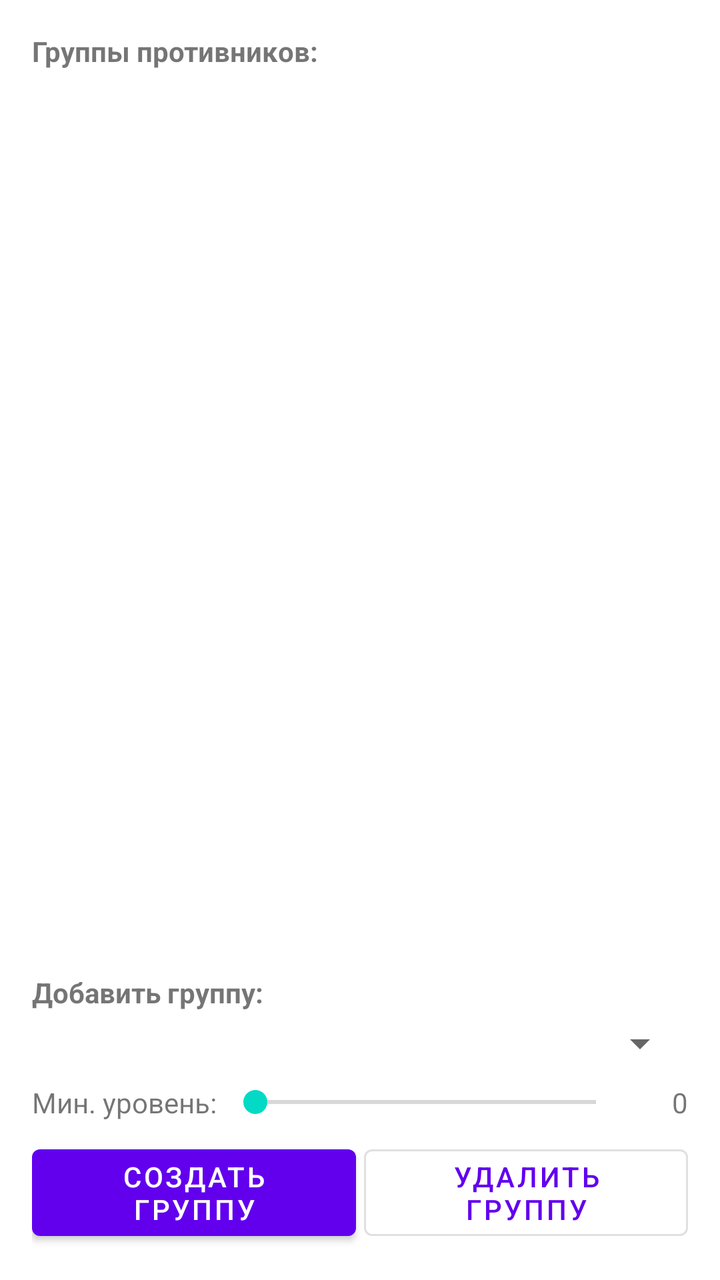
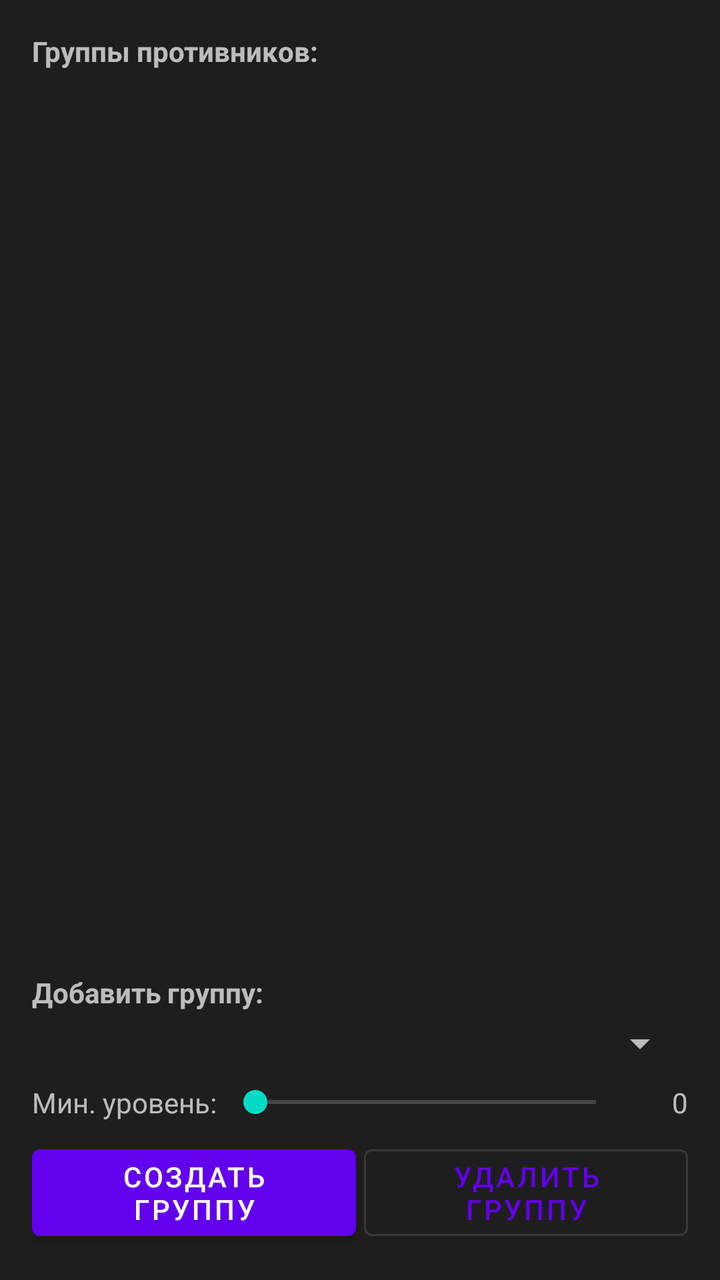

The first picture is an Android layout as it rendered before a commit; the second is the same layout after the commit. The layout source and the unified diff follow.
<!-- AndroidManifest.xml: application theme Theme.ABClient -->
<!-- res/layout/tab_autoboi_groups.xml -->
<?xml version="1.0" encoding="utf-8"?>
<LinearLayout xmlns:android="http://schemas.android.com/apk/res/android"
    android:layout_width="match_parent"
    android:layout_height="match_parent"
    android:orientation="vertical"
    android:padding="16dp">

    
    <TextView
        android:layout_width="match_parent"
        android:layout_height="wrap_content"
        android:text="Группы противников:"
        android:textStyle="bold"
        android:layout_marginBottom="4dp" />

    <androidx.recyclerview.widget.RecyclerView
        android:id="@+id/recyclerGroups"
        android:layout_width="match_parent"
        android:layout_height="0dp"
        android:layout_weight="1"
        android:layout_marginBottom="8dp" />

    
    <TextView
        android:layout_width="match_parent"
        android:layout_height="wrap_content"
        android:text="Добавить группу:"
        android:textStyle="bold"
        android:layout_marginBottom="4dp" />

    <Spinner
        android:id="@+id/spinnerBotClass"
        android:layout_width="match_parent"
        android:layout_height="wrap_content"
        android:layout_marginBottom="8dp" />

    <LinearLayout
        android:layout_width="match_parent"
        android:layout_height="wrap_content"
        android:orientation="horizontal"
        android:gravity="center_vertical"
        android:layout_marginBottom="8dp">

        <TextView
            android:layout_width="wrap_content"
            android:layout_height="wrap_content"
            android:text="Мин. уровень: " />

        <SeekBar
            android:id="@+id/seekNewGroupLevel"
            android:layout_width="0dp"
            android:layout_height="wrap_content"
            android:layout_weight="1"
            android:max="33" />

        <TextView
            android:id="@+id/tvNewGroupLevel"
            android:layout_width="30dp"
            android:layout_height="wrap_content"
            android:gravity="end"
            android:text="0" />

    </LinearLayout>

    <LinearLayout
        android:layout_width="match_parent"
        android:layout_height="wrap_content"
        android:orientation="horizontal">

        <Button
            android:id="@+id/btnCreateGroup"
            android:layout_width="0dp"
            android:layout_height="wrap_content"
            android:layout_weight="1"
            android:text="Создать группу"
            android:layout_marginEnd="4dp" />

        <Button
            android:id="@+id/btnDeleteGroup"
            android:layout_width="0dp"
            android:layout_height="wrap_content"
            android:layout_weight="1"
            android:text="Удалить группу"
            style="@style/Widget.MaterialComponents.Button.OutlinedButton" />

    </LinearLayout>

</LinearLayout>
<!-- resources referenced by this layout -->
<resources>
  <style name="Theme.ABClient" parent="Theme.MaterialComponents.DayNight.DarkActionBar">
          
          <item name="colorPrimary">@color/purple_500</item>
          <item name="colorPrimaryVariant">@color/purple_700</item>
          <item name="colorOnPrimary">@color/white</item>
          
          <item name="colorSecondary">@color/teal_200</item>
          <item name="colorSecondaryVariant">@color/teal_700</item>
          <item name="colorOnSecondary">@color/black</item>
          
          <item name="android:statusBarColor" tools:targetApi="l">?attr/colorPrimaryVariant</item>
          
      </style>
  <color name="purple_500">#FF6200EE</color>
  <color name="purple_700">#FF3700B3</color>
  <color name="white">#FFFFFFFF</color>
  <color name="teal_200">#FF03DAC5</color>
  <color name="teal_700">#FF018786</color>
  <color name="black">#FF000000</color>
</resources>

<!-- the commit's change to res/layout/tab_autoboi_groups.xml (unified diff, before → after) -->
@@ -3,7 +3,9 @@
     android:layout_width="match_parent"
     android:layout_height="match_parent"
     android:orientation="vertical"
-    android:padding="16dp">
+    android:padding="16dp"
+    android:background="@color/ab_autoboi_bg"
+    android:theme="@style/ThemeOverlay.MaterialComponents.Dark">
 
     
     <TextView
<!-- resource entries referenced after the edit -->
@@ -1,5 +1,6 @@
 <!-- resources referenced by this layout -->
 <resources>
+  <color name="ab_autoboi_bg">#1E1E1E</color>
   <style name="Theme.ABClient" parent="Theme.MaterialComponents.DayNight.DarkActionBar">
           
           <item name="colorPrimary">@color/purple_500</item>
